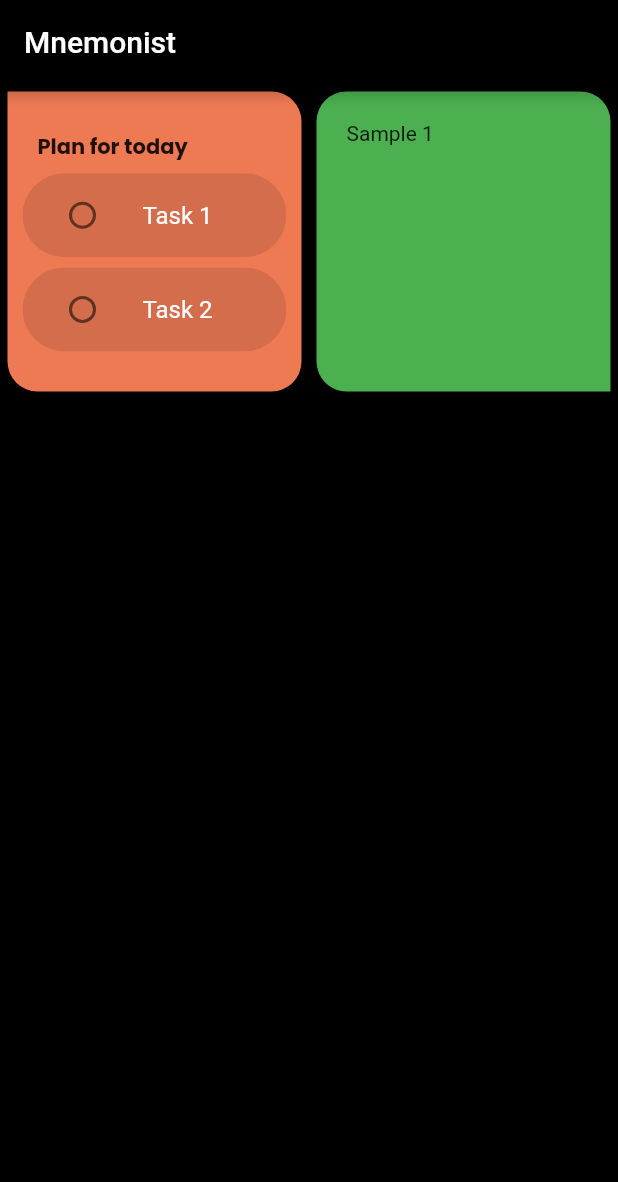
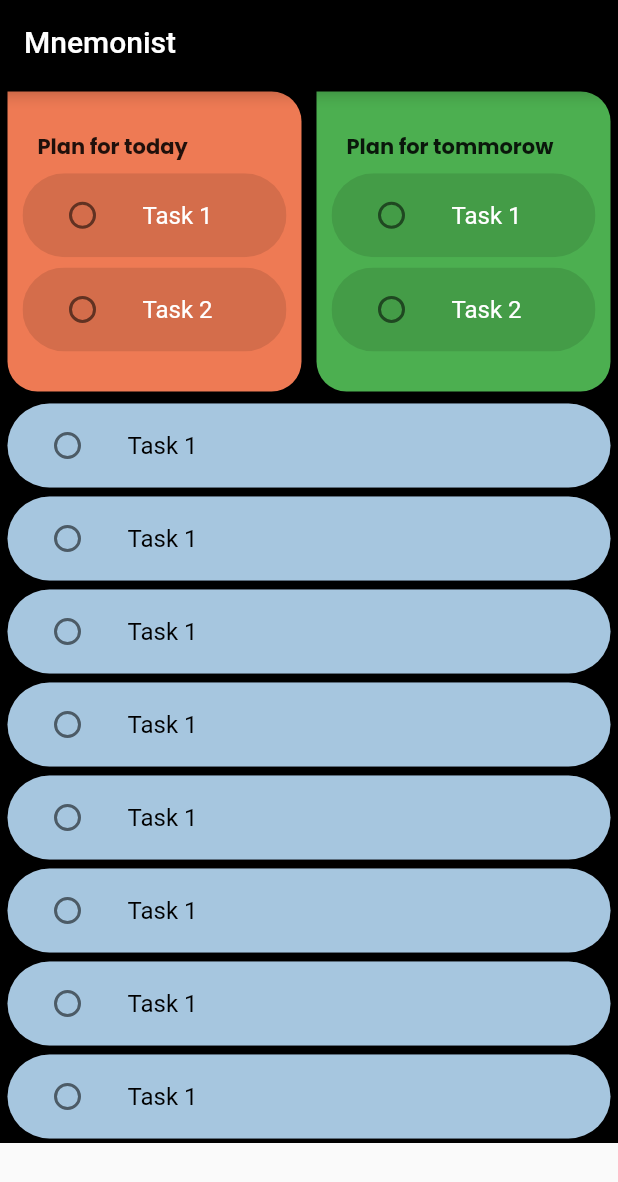
Before and after one commit to itsmeberwyn/flutter-note-app, a Flutter app: the HomeScreen screen opened directly, on a phone screen of 412 x 824 dp. Shown: the top 1182 px of the screen. Run offline on Flutter 3.47's test engine with Material 2 defaults, Android fonts, the phone set to English and light mode, and no system bars; our stand-ins replace flutter_keyboard_visibility.

Commit message:
Refactor task page

```diff
--- a/lib/screens/home.screen.dart
+++ b/lib/screens/home.screen.dart
@@ -1,4 +1,7 @@
 import 'package:flutter/material.dart';
+import 'package:note_app/utils/global_colors.dart';
+import 'package:note_app/widgets/task_model2_widget.dart';
+import 'package:note_app/widgets/task_widget.dart';
 
 class HomeScreen extends StatefulWidget {
   const HomeScreen({super.key});
@@ -16,113 +19,55 @@ class _HomeScreenState extends State<HomeScreen> {
         automaticallyImplyLeading: false,
         title: const Text("Mnemonist"),
       ),
-      body: Container(
+      body: CustomScrollView(
+        slivers: [
+          SliverList(
+            delegate: SliverChildBuilderDelegate(
+              (BuildContext context, int index) {
+                return Container(
                   color: Colors.black,
                   child: Column(
+                    crossAxisAlignment: CrossAxisAlignment.start,
                     children: [
                       Padding(
                         padding: const EdgeInsets.all(5),
                         child: Row(
                           mainAxisAlignment: MainAxisAlignment.spaceBetween,
-                children: [
-                  Container(
-                    decoration: const BoxDecoration(
-                      color: Color.fromARGB(255, 238, 122, 84),
-                      borderRadius: BorderRadius.only(
-                        topRight: Radius.circular(20),
-                        bottomRight: Radius.circular(20),
-                        bottomLeft: Radius.circular(20),
+                          children: const [
+                            TaskWidget2(
+                              backgroundColor: GlobalColors.taskColor,
+                              title: "Plan for today",
                             ),
-                    ),
-                    padding: const EdgeInsets.symmetric(
-                        vertical: 20, horizontal: 10),
-                    width: (MediaQuery.of(context).size.width / 2) - 10,
-                    height: 200,
-                    child: Column(
-                      mainAxisAlignment: MainAxisAlignment.spaceEvenly,
-                      crossAxisAlignment: CrossAxisAlignment.start,
-                      children: [
-                        const Padding(
-                          padding: EdgeInsets.symmetric(horizontal: 10),
-                          child: Text(
-                            "Plan for today",
-                            style: TextStyle(
-                                fontFamily: 'Poppins',
-                                fontWeight: FontWeight.bold),
-                          ),
-                        ),
-                        Material(
-                          color: const Color.fromARGB(255, 238, 122, 84),
-                          borderRadius: const BorderRadius.all(
-                            Radius.circular(50),
-                          ),
-                          child: ListTile(
-                            shape: const RoundedRectangleBorder(
-                              borderRadius: BorderRadius.all(
-                                Radius.circular(50),
-                              ),
-                            ),
-                            tileColor: const Color.fromARGB(28, 0, 0, 0),
-                            textColor: Colors.white,
-                            iconColor: Colors.white,
-                            title: const Text('Task 1'),
-                            leading: Radio(
-                              value: "Sample",
-                              groupValue: "",
-                              onChanged: (String? value) {
-                                setState(() {});
-                              },
-                            ),
-                          ),
-                        ),
-                        Material(
-                          color: const Color.fromARGB(255, 238, 122, 84),
-                          borderRadius: const BorderRadius.all(
-                            Radius.circular(50),
-                          ),
-                          child: ListTile(
-                            shape: const RoundedRectangleBorder(
-                              borderRadius: BorderRadius.all(
-                                Radius.circular(50),
-                              ),
-                            ),
-                            tileColor: const Color.fromARGB(28, 0, 0, 0),
-                            textColor: Colors.white,
-                            iconColor: Colors.white,
-                            title: const Text('Task 2'),
-                            leading: Radio(
-                              value: "Sample",
-                              groupValue: "",
-                              onChanged: (String? value) {
-                                setState(() {});
-                              },
-                            ),
-                          ),
+                            TaskWidget2(
+                              backgroundColor: GlobalColors.task2Color,
+                              title: "Plan for tommorow",
                             ),
                           ],
                         ),
                       ),
-                  Container(
-                    decoration: const BoxDecoration(
-                      color: Colors.green,
-                      borderRadius: BorderRadius.only(
-                        topLeft: Radius.circular(20),
-                        topRight: Radius.circular(20),
-                        bottomLeft: Radius.circular(20),
-                      ),
-                    ),
-                    padding: const EdgeInsets.all(20),
-                    width: (MediaQuery.of(context).size.width / 2) - 10,
-                    height: 200,
-                    child: const Text(
-                      "Sample 1",
-                    ),
-                  ),
+                      Padding(
+                        padding: const EdgeInsets.symmetric(horizontal: 5),
+                        child: Column(
+                          children: const [
+                            TaskWidget(),
+                            TaskWidget(),
+                            TaskWidget(),
+                            TaskWidget(),
+                            TaskWidget(),
+                            TaskWidget(),
+                            TaskWidget(),
+                            TaskWidget(),
                           ],
                         ),
                       ),
                     ],
                   ),
+                );
+              },
+              childCount: 1,
+            ),
+          ),
+        ],
       ),
     );
   }
--- /dev/null
+++ b/lib/utils/global_colors.dart
@@ -0,0 +1,7 @@
+import 'package:flutter/material.dart';
+
+class GlobalColors {
+  static const taskColor = Color.fromARGB(255, 238, 122, 84);
+  static const task2Color = Colors.green;
+  static final classicTaskColor = Colors.blue.shade100;
+}
--- /dev/null
+++ b/lib/widgets/task_model2_widget.dart
@@ -0,0 +1,97 @@
+import 'package:flutter/material.dart';
+
+class TaskWidget2 extends StatefulWidget {
+  final Color backgroundColor;
+  final String title;
+
+  const TaskWidget2(
+      {super.key, required this.backgroundColor, required this.title});
+
+  @override
+  State<TaskWidget2> createState() => _TaskWidget2State();
+}
+
+class _TaskWidget2State extends State<TaskWidget2> {
+  @override
+  Widget build(BuildContext context) {
+    return Container(
+      decoration: BoxDecoration(
+        color: widget.backgroundColor,
+        borderRadius: const BorderRadius.only(
+          topRight: Radius.circular(20),
+          bottomRight: Radius.circular(20),
+          bottomLeft: Radius.circular(20),
+        ),
+      ),
+      padding: const EdgeInsets.symmetric(vertical: 20, horizontal: 10),
+      width: (MediaQuery.of(context).size.width / 2) - 10,
+      height: 200,
+      child: Column(
+        mainAxisAlignment: MainAxisAlignment.spaceEvenly,
+        crossAxisAlignment: CrossAxisAlignment.start,
+        children: [
+          Padding(
+            padding: const EdgeInsets.symmetric(horizontal: 10),
+            child: Text(
+              widget.title,
+              style: const TextStyle(
+                fontFamily: 'Poppins',
+                fontWeight: FontWeight.bold,
+              ),
+            ),
+          ),
+          Material(
+            color: widget.backgroundColor,
+            borderRadius: const BorderRadius.all(
+              Radius.circular(50),
+            ),
+            child: ListTile(
+              shape: const RoundedRectangleBorder(
+                borderRadius: BorderRadius.all(
+                  Radius.circular(50),
+                ),
+              ),
+              tileColor: const Color.fromARGB(28, 0, 0, 0),
+              textColor: Colors.white,
+              iconColor: Colors.white,
+              title: const Text('Task 1'),
+              leading: Radio(
+                value: "Sample",
+                groupValue: "",
+                onChanged: (String? value) {
+                  print(value);
+                  setState(() {});
+                },
+              ),
+            ),
+          ),
+          Material(
+            color: widget.backgroundColor,
+            borderRadius: const BorderRadius.all(
+              Radius.circular(50),
+            ),
+            child: ListTile(
+              shape: const RoundedRectangleBorder(
+                borderRadius: BorderRadius.all(
+                  Radius.circular(50),
+                ),
+              ),
+              tileColor: const Color.fromARGB(28, 0, 0, 0),
+              textColor: Colors.white,
+              iconColor: Colors.white,
+              title: const Text('Task 2'),
+              leading: Radio(
+                value: "Sample",
+                groupValue: "",
+                onChanged: (String? value) {
+                  print(value);
+                  setState(() {});
+                },
+              ),
+            ),
+          ),
+        ],
+      ),
+    );
+  }
+}
--- /dev/null
+++ b/lib/widgets/task_widget.dart
@@ -0,0 +1,43 @@
+import 'package:flutter/material.dart';
+import 'package:note_app/utils/global_colors.dart';
+
+class TaskWidget extends StatefulWidget {
+  const TaskWidget({super.key});
+
+  @override
+  State<TaskWidget> createState() => _TaskWidgetState();
+}
+
+class _TaskWidgetState extends State<TaskWidget> {
+  @override
+  Widget build(BuildContext context) {
+    return Container(
+      padding: const EdgeInsets.symmetric(vertical: 3),
+      child: Material(
+        color: GlobalColors.classicTaskColor,
+        borderRadius: const BorderRadius.all(
+          Radius.circular(50),
+        ),
+        child: ListTile(
+          shape: const RoundedRectangleBorder(
+            borderRadius: BorderRadius.all(
+              Radius.circular(50),
+            ),
+          ),
+          tileColor: const Color.fromARGB(28, 0, 0, 0),
+          textColor: Colors.black,
+          iconColor: Colors.white,
+          title: const Text('Task 1'),
+          leading: Radio(
+            value: "Sample",
+            groupValue: "",
+            onChanged: (String? value) {
+              print(value);
+              setState(() {});
+            },
+          ),
+        ),
+      ),
+    );
+  }
+}
```
Lines whose indentation alone changed are shown as unchanged.
